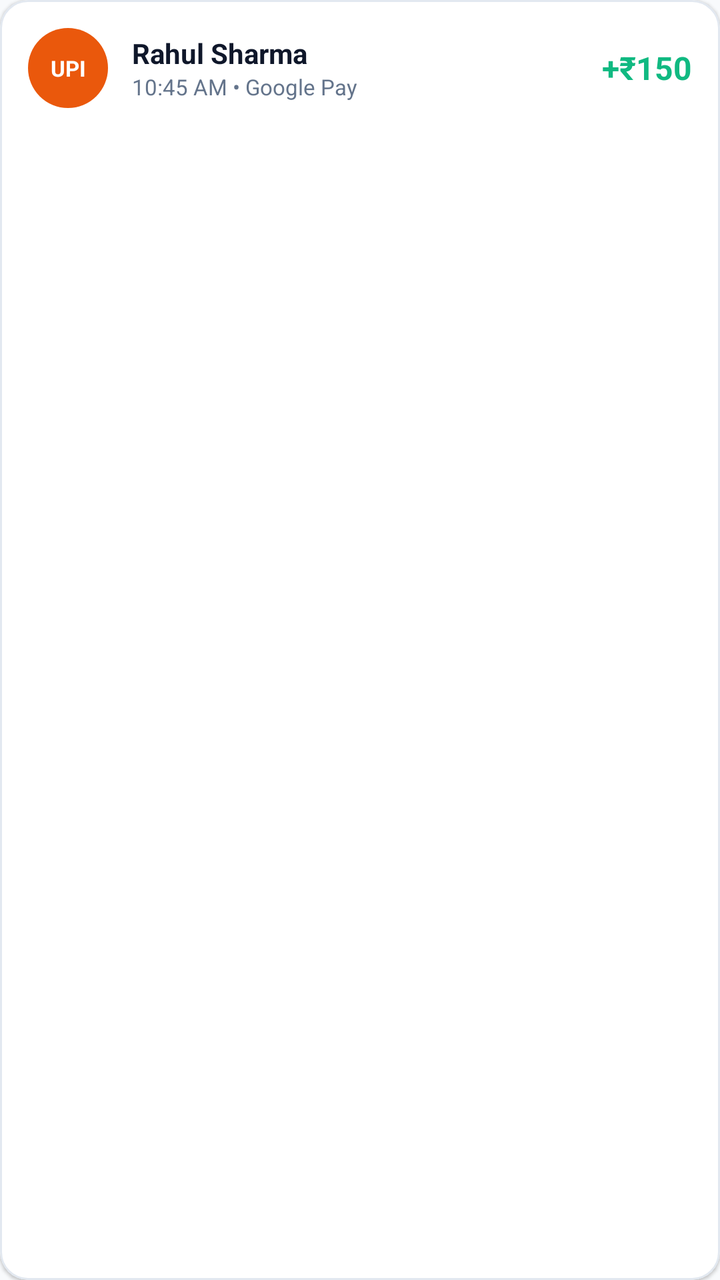
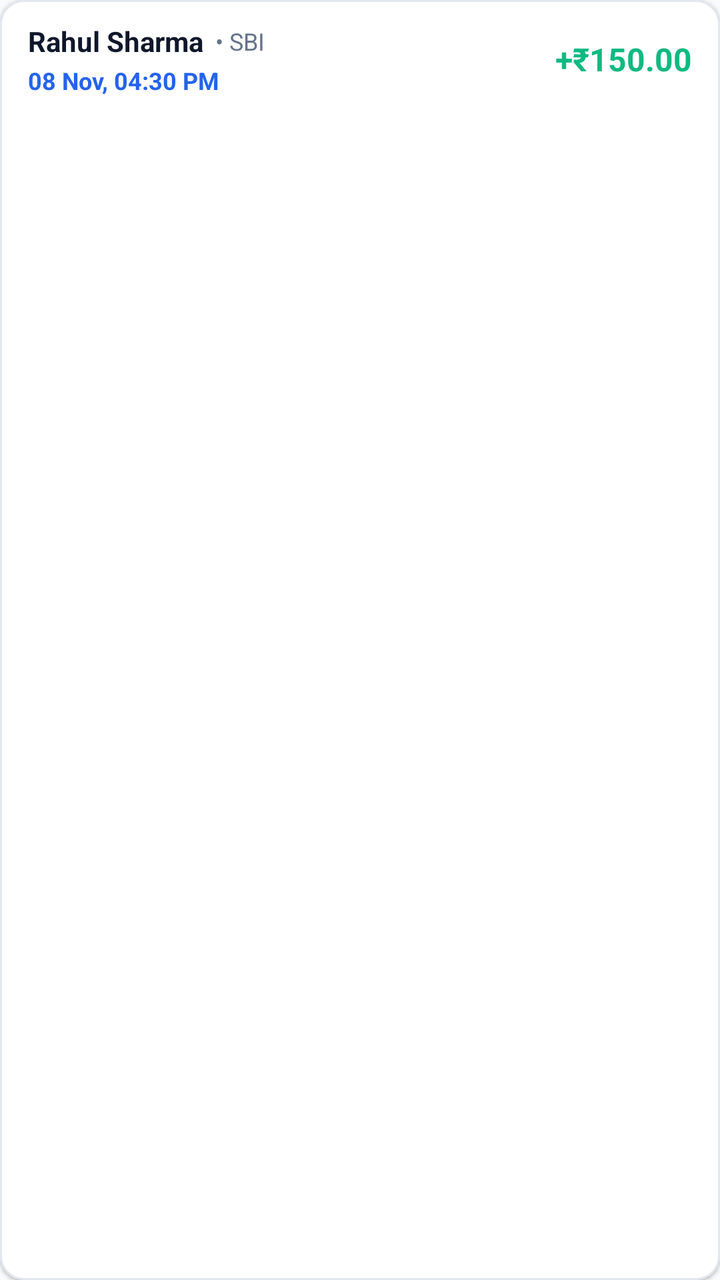

An Android layout rendered at two revisions. The XML below is the earlier revision; the diff shows what the commit changed to produce the second picture.
<!-- AndroidManifest.xml: application theme Theme.UpiSoundBox -->
<!-- res/layout/item_payment.xml -->
<?xml version="1.0" encoding="utf-8"?>
<com.google.android.material.card.MaterialCardView 
    xmlns:android="http://schemas.android.com/apk/res/android"
    xmlns:app="http://schemas.android.com/apk/res-auto"
    android:layout_width="match_parent"
    android:layout_height="wrap_content"
    android:layout_marginBottom="8dp"
    app:cardCornerRadius="14dp"
    app:cardElevation="1dp"
    app:strokeColor="@color/divider"
    app:strokeWidth="1dp"
    app:cardBackgroundColor="@color/card_bg">

    <LinearLayout
        android:layout_width="match_parent"
        android:layout_height="wrap_content"
        android:orientation="horizontal"
        android:padding="14dp"
        android:gravity="center_vertical">

        <TextView
            android:id="@+id/tvAppBadge"
            android:layout_width="40dp"
            android:layout_height="40dp"
            android:background="@drawable/badge_bg"
            android:gravity="center"
            android:text="UPI"
            android:textSize="11sp"
            android:textStyle="bold"
            android:textColor="#FFFFFF" />

        <LinearLayout
            android:layout_width="0dp"
            android:layout_height="wrap_content"
            android:layout_weight="1"
            android:layout_marginStart="12dp"
            android:orientation="vertical">

            <TextView
                android:id="@+id/tvPayer"
                android:layout_width="wrap_content"
                android:layout_height="wrap_content"
                android:text="Rahul Sharma"
                android:textSize="14sp"
                android:textStyle="bold"
                android:textColor="@color/text_main" />

            <TextView
                android:id="@+id/tvTime"
                android:layout_width="wrap_content"
                android:layout_height="wrap_content"
                android:text="10:45 AM • Google Pay"
                android:textSize="11sp"
                android:textColor="@color/text_muted" />
        </LinearLayout>

        <TextView
            android:id="@+id/tvAmount"
            android:layout_width="wrap_content"
            android:layout_height="wrap_content"
            android:text="+₹150"
            android:textSize="16sp"
            android:textStyle="bold"
            android:textColor="@color/success_green" />

    </LinearLayout>

</com.google.android.material.card.MaterialCardView>
<!-- resources referenced by this layout -->
<resources>
  <color name="card_bg">#FFFFFF</color>
  <color name="divider">#E2E8F0</color>
  <color name="success_green">#10B981</color>
  <color name="text_main">#0F172A</color>
  <color name="text_muted">#64748B</color>
  <!-- drawable badge_bg (drawable) -->
  <?xml version="1.0" encoding="utf-8"?>
  <shape xmlns:android="http://schemas.android.com/apk/res/android"
      android:shape="oval">
      <solid android:color="@color/primary" />
  </shape>
  <style name="Theme.UpiSoundBox" parent="Theme.MaterialComponents.DayNight.NoActionBar">
          <item name="colorPrimary">@color/primary</item>
          <item name="colorPrimaryVariant">@color/primary_dark</item>
          <item name="colorOnPrimary">#FFFFFF</item>
          <item name="colorSecondary">@color/accent</item>
          <item name="android:statusBarColor">@color/primary_dark</item>
          <item name="android:windowBackground">@color/bg_light</item>
      </style>
  <color name="primary">#EA580C</color>
  <color name="primary_dark">#C2410C</color>
  <color name="accent">#F59E0B</color>
  <color name="bg_light">#F8FAFC</color>
</resources>

<!-- the commit's change to res/layout/item_payment.xml (unified diff, before → after) -->
@@ -4,8 +4,8 @@
     xmlns:app="http://schemas.android.com/apk/res-auto"
     android:layout_width="match_parent"
     android:layout_height="wrap_content"
-    android:layout_marginBottom="8dp"
-    app:cardCornerRadius="14dp"
+    android:layout_marginBottom="6dp"
+    app:cardCornerRadius="12dp"
     app:cardElevation="1dp"
     app:strokeColor="@color/divider"
     app:strokeWidth="1dp"
@@ -15,53 +15,70 @@
         android:layout_width="match_parent"
         android:layout_height="wrap_content"
         android:orientation="horizontal"
-        android:padding="14dp"
+        android:paddingStart="14dp"
+        android:paddingEnd="14dp"
+        android:paddingTop="11dp"
+        android:paddingBottom="11dp"
         android:gravity="center_vertical">
 
-        <TextView
-            android:id="@+id/tvAppBadge"
-            android:layout_width="40dp"
-            android:layout_height="40dp"
-            android:background="@drawable/badge_bg"
-            android:gravity="center"
-            android:text="UPI"
-            android:textSize="11sp"
-            android:textStyle="bold"
-            android:textColor="#FFFFFF" />
-
+        
         <LinearLayout
             android:layout_width="0dp"
             android:layout_height="wrap_content"
             android:layout_weight="1"
-            android:layout_marginStart="12dp"
             android:orientation="vertical">
 
-            <TextView
-                android:id="@+id/tvPayer"
-                android:layout_width="wrap_content"
+            <LinearLayout
+                android:layout_width="match_parent"
                 android:layout_height="wrap_content"
-                android:text="Rahul Sharma"
-                android:textSize="14sp"
-                android:textStyle="bold"
-                android:textColor="@color/text_main" />
+                android:orientation="horizontal"
+                android:gravity="center_vertical">
+
+                <TextView
+                    android:id="@+id/tvPayer"
+                    android:layout_width="wrap_content"
+                    android:layout_height="wrap_content"
+                    android:text="Rahul Sharma"
+                    android:textSize="14sp"
+                    android:textStyle="bold"
+                    android:textColor="@color/text_main"
+                    android:maxLines="1"
+                    android:ellipsize="end" />
+
+                <TextView
+                    android:id="@+id/tvApp"
+                    android:layout_width="wrap_content"
+                    android:layout_height="wrap_content"
+                    android:layout_marginStart="6dp"
+                    android:text="• SBI"
+                    android:textSize="12sp"
+                    android:textColor="@color/text_muted"
+                    android:maxLines="1"
+                    android:ellipsize="end" />
+            </LinearLayout>
 
             <TextView
                 android:id="@+id/tvTime"
                 android:layout_width="wrap_content"
                 android:layout_height="wrap_content"
-                android:text="10:45 AM • Google Pay"
-                android:textSize="11sp"
-                android:textColor="@color/text_muted" />
+                android:layout_marginTop="2dp"
+                android:text="08 Nov, 04:30 PM"
+                android:textSize="12sp"
+                android:textStyle="bold"
+                android:textColor="#2563EB"
+                android:maxLines="1" />
         </LinearLayout>
 
+        
         <TextView
             android:id="@+id/tvAmount"
             android:layout_width="wrap_content"
             android:layout_height="wrap_content"
-            android:text="+₹150"
+            android:text="+₹150.00"
             android:textSize="16sp"
             android:textStyle="bold"
-            android:textColor="@color/success_green" />
+            android:textColor="@color/success_green"
+            android:layout_marginStart="8dp" />
 
     </LinearLayout>
 
<!-- resource entries referenced after the edit -->
@@ -5,12 +5,6 @@
   <color name="success_green">#10B981</color>
   <color name="text_main">#0F172A</color>
   <color name="text_muted">#64748B</color>
-  <!-- drawable badge_bg (drawable) -->
-  <?xml version="1.0" encoding="utf-8"?>
-  <shape xmlns:android="http://schemas.android.com/apk/res/android"
-      android:shape="oval">
-      <solid android:color="@color/primary" />
-  </shape>
   <style name="Theme.UpiSoundBox" parent="Theme.MaterialComponents.DayNight.NoActionBar">
           <item name="colorPrimary">@color/primary</item>
           <item name="colorPrimaryVariant">@color/primary_dark</item>
